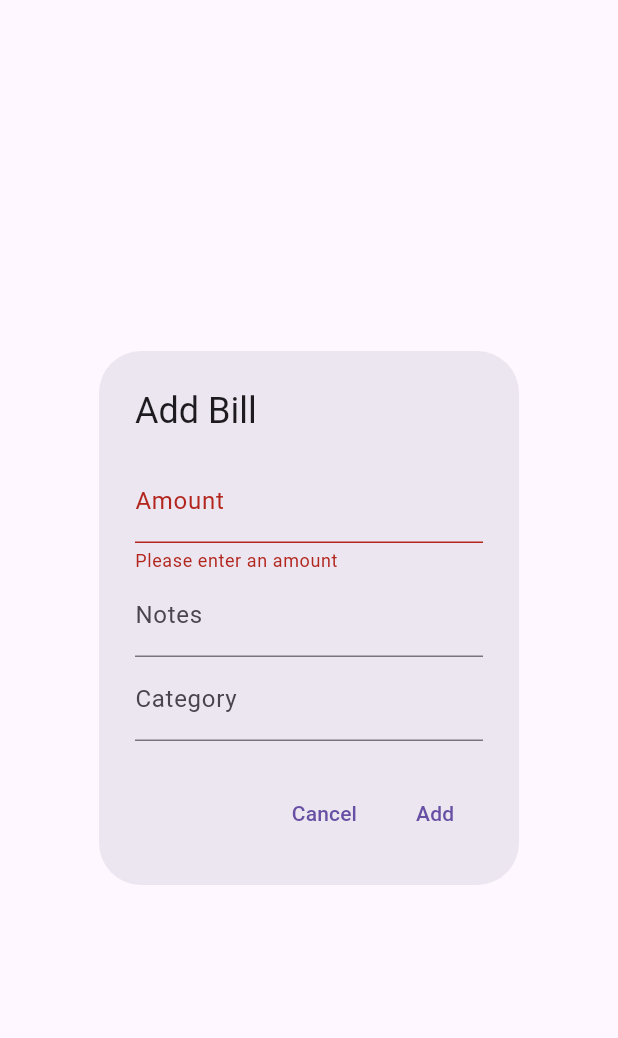
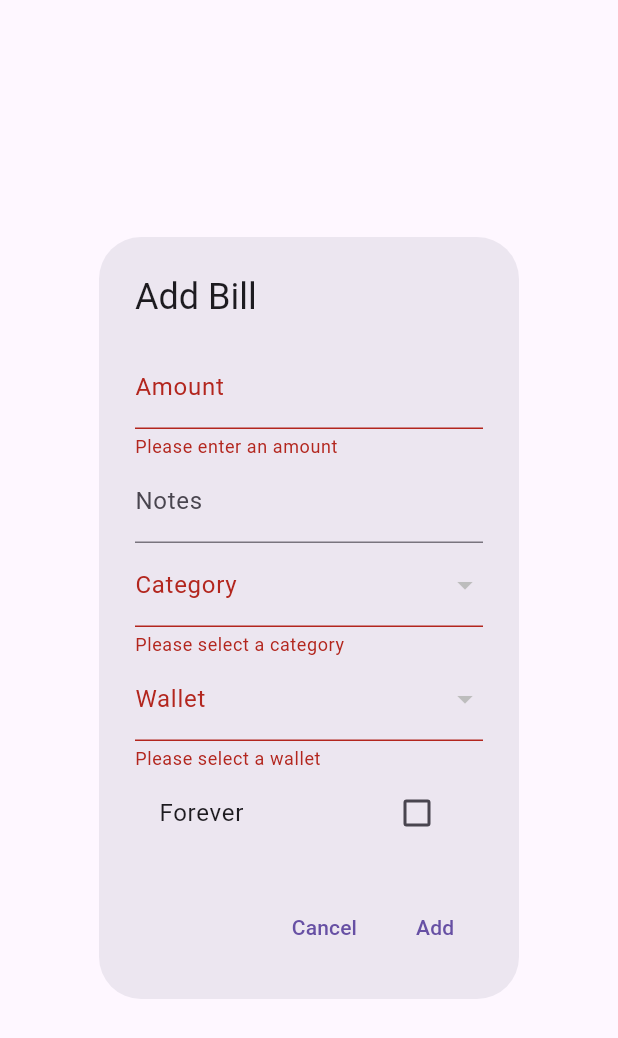
Before and after one commit to vovanhung-dev/MoneyLover-V2, a Flutter app: the CreateOrUpdateBillDialog widget shown alone on an empty page, opened directly with empty values, after a tap on "Add", on a phone screen of 412 x 824 dp. Shown: the top 1038 px of the screen. Run offline on Flutter 3.47's test engine with Material 3 defaults, Android fonts, the phone set to English and light mode, and no system bars; our stand-ins replace dio, fl_chart, shared_preferences; accounts and stored records are empty; network calls fail.

Commit message:
update code

```diff
--- a/App/App/lib/data/BillAPI.dart
+++ b/App/App/lib/data/BillAPI.dart
@@ -1,5 +1,6 @@
 import 'package:dio/dio.dart';
 import 'package:shoehubapp/data/sharepre.dart'; // Điều chỉnh đường dẫn theo cấu trúc dự án của bạn
+import 'package:shoehubapp/model/BillCreate.dart';
 import '../model/Bill.dart';
 import '../response/BillResponse.dart';
 import 'api.dart';
@@ -50,7 +51,7 @@ class BillAPI {
 
 
   // Thêm hóa đơn mới
-  Future<String> addBill(Bill bill) async {
+  Future<String> addBill(BillCreate bill) async {
     await setToken(); // Đảm bảo token đã được thiết lập
     try {
       final body = bill.toJson();
@@ -79,7 +80,7 @@ class BillAPI {
   }
 
   // Cập nhật hóa đơn
-  Future<String> updateBill(Bill bill) async {
+  Future<String> updateBill(BillCreate bill) async {
     await setToken(); // Đảm bảo token đã được thiết lập
     try {
       final body = bill.toJson();
--- /dev/null
+++ b/App/App/lib/model/BillCreate.dart
@@ -0,0 +1,67 @@
+class BillCreate {
+  final String id;
+  final double amount;
+  final String amountDisplay;
+  final String notes;
+  final String category;
+  final String wallet;
+  final String type;
+  final DateTime date;
+  final DateTime fromDate;
+  final String frequency;
+  final int every;
+  final bool forever;
+  final bool paid;
+
+  BillCreate({
+    required this.id,
+    required this.amount,
+    required this.amountDisplay,
+    required this.notes,
+    required this.category,
+    required this.wallet,
+    required this.type,
+    required this.date,
+    required this.fromDate,
+    required this.frequency,
+    required this.every,
+    required this.forever,
+    required this.paid,
+  });
+
+  factory BillCreate.fromJson(Map<String, dynamic> json) {
+    return BillCreate(
+      id: json['id'] as String? ?? '',
+      amount: (json['amount'] as num?)?.toDouble() ?? 0.0,
+      amountDisplay: json['amountDisplay'] as String? ?? '',
+      notes: json['notes'] as String? ?? '',
+      category: json['category'] as String? ?? '',
+      wallet: json['wallet'] as String? ?? '',
+      type: json['type'] as String? ?? '',
+      date: DateTime.tryParse(json['date'] as String? ?? '') ?? DateTime.now(),
+      fromDate: DateTime.tryParse(json['from_date'] as String? ?? '') ?? DateTime.now(),
+      frequency: json['frequency'] as String? ?? '',
+      every: int.tryParse(json['every'] as String? ?? '1') ?? 1,
+      forever: json['forever'] as bool? ?? false,
+      paid: json['paid'] as bool? ?? false,
+    );
+  }
+
+  Map<String, dynamic> toJson() {
+    return {
+      'id': id,
+      'amount': amount,
+      'amountDisplay': amountDisplay,
+      'notes': notes,
+      'category': category,
+      'wallet': wallet,
+      'type': type,
+      'date': date.toIso8601String(),
+      'from_date': fromDate.toIso8601String(),
+      'frequency': frequency,
+      'every': every.toString(),
+      'forever': forever,
+      'paid': paid,
+    };
+  }
+}
--- a/App/App/lib/page/Bill/CreateOrUpdateBillDialog.dart
+++ b/App/App/lib/page/Bill/CreateOrUpdateBillDialog.dart
@@ -1,14 +1,25 @@
 import 'package:flutter/material.dart';
 import 'package:intl/intl.dart'; // Import package intl
 import '../../model/Bill.dart';
+import '../../model/BillCreate.dart';
 import '../../data/BillAPI.dart';
-import '../../data/api.dart';
+import '../../data/WalletAPI.dart';
+import '../../data/CategoryAPI.dart';
+import '../../model/Wallet.dart';
+import '../../model/Category.dart';
 
 class CreateOrUpdateBillDialog extends StatefulWidget {
   final BillAPI billAPI;
-  final Bill? bill;
+  final WalletAPI walletAPI;
+  final CategoryAPI categoryAPI;
+  final BillCreate? bill;
 
-  CreateOrUpdateBillDialog({required this.billAPI, this.bill});
+  CreateOrUpdateBillDialog({
+    required this.billAPI,
+    required this.walletAPI,
+    required this.categoryAPI,
+    this.bill,
+  });
 
   @override
   _CreateOrUpdateBillDialogState createState() => _CreateOrUpdateBillDialogState();
@@ -18,39 +29,73 @@ class _CreateOrUpdateBillDialogState extends State<CreateOrUpdateBillDialog> {
   final _formKey = GlobalKey<FormState>();
   late TextEditingController _amountController;
   late TextEditingController _notesController;
-  late TextEditingController _categoryController;
+  String? _selectedCategoryId;
+  String _selectedCategoryType = 'Expense'; // Default category type
+  String? _selectedWalletId;
+  bool _forever = false; // Default value
   bool _isUpdate = false;
+  final DateFormat _dateFormatter = DateFormat('yyyy-MM-dd');
+  List<Wallet> _wallets = [];
+  List<Category> _categories = [];
 
   @override
   void initState() {
     super.initState();
     _isUpdate = widget.bill != null;
-    _amountController = TextEditingController(text: widget.bill?.amount.toString() ?? '');
+    _amountController = TextEditingController(
+      text: widget.bill != null
+          ? (widget.bill!.amount / 100).toStringAsFixed(2) // Convert amount to display value
+          : '',
+    );
     _notesController = TextEditingController(text: widget.bill?.notes ?? '');
-    _categoryController = TextEditingController(text: widget.bill?.category ?? '');
+    if (widget.bill != null) {
+      // Set the category id, type, wallet id, and forever based on the existing bill
+      _selectedCategoryId = widget.bill?.category;
+      _selectedCategoryType = widget.bill?.type ?? 'Expense';
+      _selectedWalletId = widget.bill?.wallet ?? '';
+      _forever = widget.bill?.forever ?? false;
+    }
+
+    _loadWalletsAndCategories();
+  }
+
+  Future<void> _loadWalletsAndCategories() async {
+    try {
+      final wallets = await widget.walletAPI.getWallets(1); // Assume pageNumber = 1
+      final categories = await widget.categoryAPI.fetchCategories();
+
+      setState(() {
+        _wallets = wallets.data.content;
+        _categories = categories;
+      });
+    } catch (e) {
+      print('Error loading wallets or categories: $e');
+    }
   }
 
   @override
   void dispose() {
     _amountController.dispose();
     _notesController.dispose();
-    _categoryController.dispose();
     super.dispose();
   }
 
   Future<void> _submit() async {
     if (_formKey.currentState?.validate() ?? false) {
-      final newBill = Bill(
+      final newBill = BillCreate(
         id: _isUpdate ? widget.bill!.id : 'new', // Use a placeholder string for new bills
-        amount: double.tryParse(_amountController.text) ?? 0.0,
+        amount: (double.tryParse(_amountController.text) ?? 0.0) * 100, // Convert display amount to integer
+        amountDisplay: _amountController.text, // Use the display amount directly
         notes: _notesController.text,
-        category: _categoryController.text,
-        date: DateTime.now(), // Change value if needed
-        fromDate: DateTime.now(), // Change value if needed
-        frequency: 'monthly', // Change value if needed
-        every: 1, // Change value if needed
-        dueDate: DateTime.now(), // Change value if needed
-        paid: false, // Change value if needed
+        category: _selectedCategoryId ?? '',
+        wallet: _selectedWalletId ?? '', // Use selected wallet ID
+        type: _selectedCategoryType, // Set type based on selected category
+        date: DateTime.now(), // Set the current date
+        fromDate: DateTime.now(), // Set the current date
+        frequency: 'monthly', // Default frequency
+        every: 1, // Default value
+        forever: _forever, // Set forever flag
+        paid: false, // Default value
       );
 
       final result = _isUpdate
@@ -73,10 +118,13 @@ class _CreateOrUpdateBillDialogState extends State<CreateOrUpdateBillDialog> {
             TextFormField(
               controller: _amountController,
               decoration: InputDecoration(labelText: "Amount"),
-              keyboardType: TextInputType.number,
+              keyboardType: TextInputType.numberWithOptions(decimal: true),
               validator: (value) {
                 if (value == null || value.isEmpty) {
                   return 'Please enter an amount';
+                }
+                if (double.tryParse(value) == null) {
+                  return 'Please enter a valid number';
                 }
                 return null;
               },
@@ -85,11 +133,50 @@ class _CreateOrUpdateBillDialogState extends State<CreateOrUpdateBillDialog> {
               controller: _notesController,
               decoration: InputDecoration(labelText: "Notes"),
             ),
-            TextFormField(
-              controller: _categoryController,
+            DropdownButtonFormField<String>(
+              value: _selectedCategoryId,
               decoration: InputDecoration(labelText: "Category"),
+              items: _categories.map((category) {
+                return DropdownMenuItem(
+                  value: category.id,
+                  child: Text(category.name),
+                );
+              }).toList(),
+              onChanged: (value) {
+                setState(() {
+                  _selectedCategoryId = value;
+                  _selectedCategoryType = _categories
+                      .firstWhere((category) => category.id == value)
+                      .categoryType as String;
+                });
+              },
+              validator: (value) => value == null ? 'Please select a category' : null,
             ),
-            // Add other fields if needed
+            DropdownButtonFormField<String>(
+              value: _selectedWalletId,
+              decoration: InputDecoration(labelText: "Wallet"),
+              items: _wallets.map((wallet) {
+                return DropdownMenuItem(
+                  value: wallet.id,
+                  child: Text(wallet.name),
+                );
+              }).toList(),
+              onChanged: (value) {
+                setState(() {
+                  _selectedWalletId = value;
+                });
+              },
+              validator: (value) => value == null ? 'Please select a wallet' : null,
+            ),
+            CheckboxListTile(
+              title: Text("Forever"),
+              value: _forever,
+              onChanged: (value) {
+                setState(() {
+                  _forever = value ?? false;
+                });
+              },
+            ),
           ],
         ),
       ),
```
Also changed, not shown: App/App/lib/page/Bill/BillScreen.dart (+9 -5 lines).
